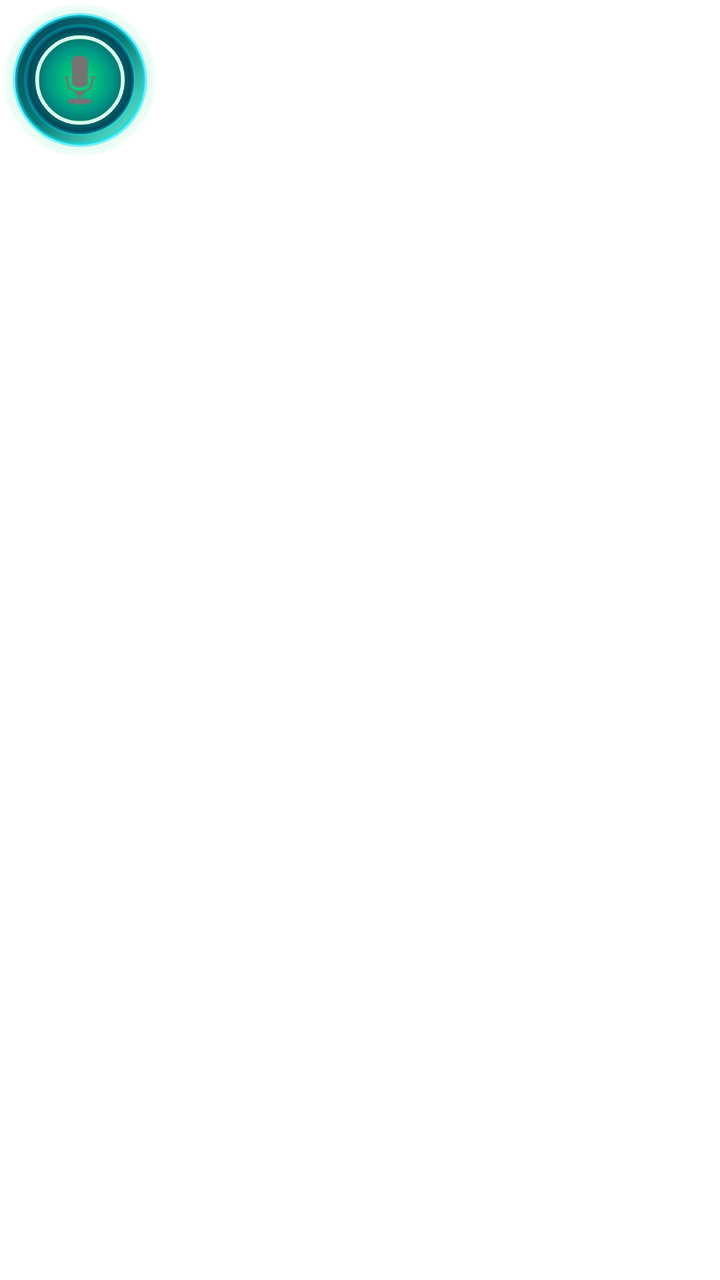
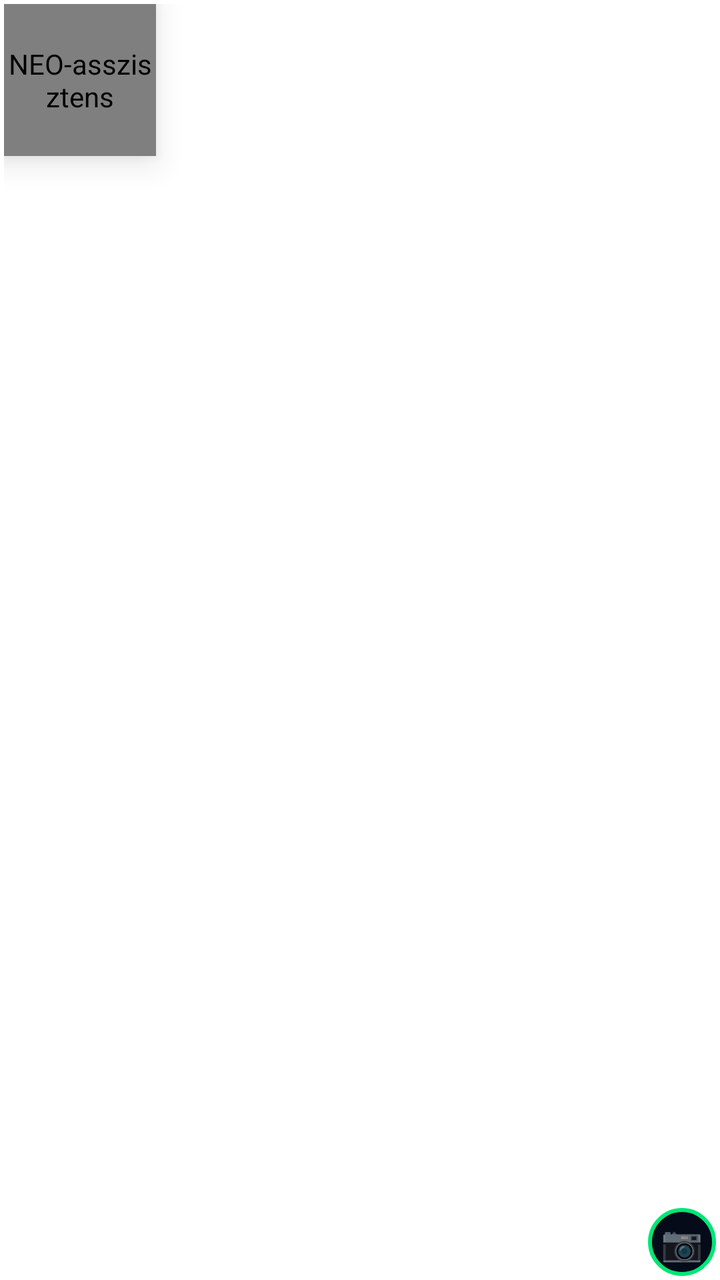

The first picture is an Android layout as it rendered before a commit; the second is the same layout after the commit. The layout source and the unified diff follow.
<!-- AndroidManifest.xml: application theme Theme.MaterialComponents.DayNight.DarkActionBar -->
<!-- res/layout/floating_widget.xml -->
<?xml version="1.0" encoding="utf-8"?>
<FrameLayout xmlns:android="http://schemas.android.com/apk/res/android"
    android:layout_width="wrap_content"
    android:layout_height="wrap_content"
    android:padding="2dp">
    <ImageView
        android:id="@+id/floating_icon"
        android:layout_width="76dp"
        android:layout_height="76dp"
        android:src="@drawable/jarvis_3d_icon"
        android:contentDescription="Asszisztens"
        android:elevation="10dp" />
</FrameLayout>
<!-- resources referenced by this layout -->
<resources>
  <!-- drawable jarvis_3d_icon (drawable) -->
  <?xml version="1.0" encoding="utf-8"?>
  <layer-list xmlns:android="http://schemas.android.com/apk/res/android">
      
      <item>
          <shape android:shape="oval">
              <gradient
                  android:type="radial"
                  android:gradientRadius="38dp"
                  android:startColor="#8000E676"
                  android:endColor="#00001833" />
          </shape>
      </item>
      
      <item android:left="4dp" android:top="4dp" android:right="4dp" android:bottom="4dp">
          <shape android:shape="oval">
              <gradient
                  android:angle="135"
                  android:startColor="#69FFE0"
                  android:centerColor="#087B79"
                  android:endColor="#063D54" />
              <stroke android:width="2dp" android:color="#8000E5FF" />
          </shape>
      </item>
      
      <item android:left="9dp" android:top="9dp" android:right="9dp" android:bottom="9dp">
          <shape android:shape="oval">
              <gradient
                  android:type="radial"
                  android:gradientRadius="28dp"
                  android:startColor="#00E676"
                  android:centerColor="#008F88"
                  android:endColor="#001F3F" />
              <stroke android:width="1.5dp" android:color="#4000E5FF" />
          </shape>
      </item>
      
      <item android:left="14dp" android:top="14dp" android:right="14dp" android:bottom="14dp">
          <shape android:shape="oval">
              <solid android:color="#1A00E676" />
              <stroke android:width="1.5dp" android:color="#D8FFEF" />
          </shape>
      </item>
      
      <item
          android:drawable="@android:drawable/ic_btn_speak_now"
          android:left="18dp"
          android:top="18dp"
          android:right="18dp"
          android:bottom="18dp" />
  </layer-list>
</resources>

<!-- the commit's change to res/layout/floating_widget.xml (unified diff, before → after) -->
@@ -3,11 +3,20 @@
     android:layout_width="wrap_content"
     android:layout_height="wrap_content"
     android:padding="2dp">
-    <ImageView
+    <com.sajat.hangasszisztens.NeoHudView
         android:id="@+id/floating_icon"
         android:layout_width="76dp"
         android:layout_height="76dp"
-        android:src="@drawable/jarvis_3d_icon"
-        android:contentDescription="Asszisztens"
+        android:contentDescription="NEO-asszisztens"
         android:elevation="10dp" />
+    <TextView
+        android:id="@+id/floating_camera"
+        android:layout_width="34dp"
+        android:layout_height="34dp"
+        android:layout_gravity="bottom|end"
+        android:background="@drawable/circle_bg"
+        android:contentDescription="Kamera"
+        android:gravity="center"
+        android:text="📷"
+        android:textSize="17sp" />
 </FrameLayout>
<!-- resource entries referenced after the edit -->
@@ -1,55 +1,10 @@
 <!-- resources referenced by this layout -->
 <resources>
-  <!-- drawable jarvis_3d_icon (drawable) -->
+  <!-- drawable circle_bg (drawable) -->
   <?xml version="1.0" encoding="utf-8"?>
-  <layer-list xmlns:android="http://schemas.android.com/apk/res/android">
-      
-      <item>
-          <shape android:shape="oval">
-              <gradient
-                  android:type="radial"
-                  android:gradientRadius="38dp"
-                  android:startColor="#8000E676"
-                  android:endColor="#00001833" />
-          </shape>
-      </item>
-      
-      <item android:left="4dp" android:top="4dp" android:right="4dp" android:bottom="4dp">
-          <shape android:shape="oval">
-              <gradient
-                  android:angle="135"
-                  android:startColor="#69FFE0"
-                  android:centerColor="#087B79"
-                  android:endColor="#063D54" />
-              <stroke android:width="2dp" android:color="#8000E5FF" />
-          </shape>
-      </item>
-      
-      <item android:left="9dp" android:top="9dp" android:right="9dp" android:bottom="9dp">
-          <shape android:shape="oval">
-              <gradient
-                  android:type="radial"
-                  android:gradientRadius="28dp"
-                  android:startColor="#00E676"
-                  android:centerColor="#008F88"
-                  android:endColor="#001F3F" />
-              <stroke android:width="1.5dp" android:color="#4000E5FF" />
-          </shape>
-      </item>
-      
-      <item android:left="14dp" android:top="14dp" android:right="14dp" android:bottom="14dp">
-          <shape android:shape="oval">
-              <solid android:color="#1A00E676" />
-              <stroke android:width="1.5dp" android:color="#D8FFEF" />
-          </shape>
-      </item>
-      
-      <item
-          android:drawable="@android:drawable/ic_btn_speak_now"
-          android:left="18dp"
-          android:top="18dp"
-          android:right="18dp"
-          android:bottom="18dp" />
-  </layer-list>
+  <shape xmlns:android="http://schemas.android.com/apk/res/android" android:shape="oval">
+      <solid android:color="#060B19" />
+      <stroke android:width="2dp" android:color="#00E676" />
+  </shape>
 </resources>
 
